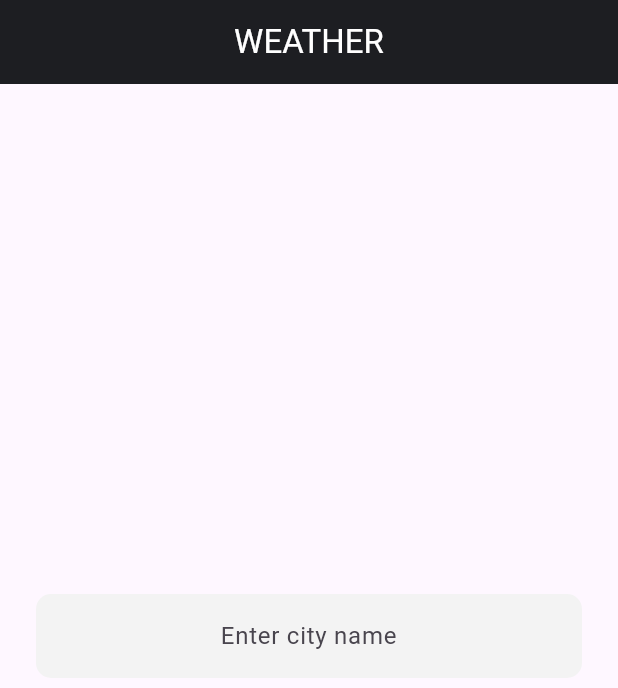
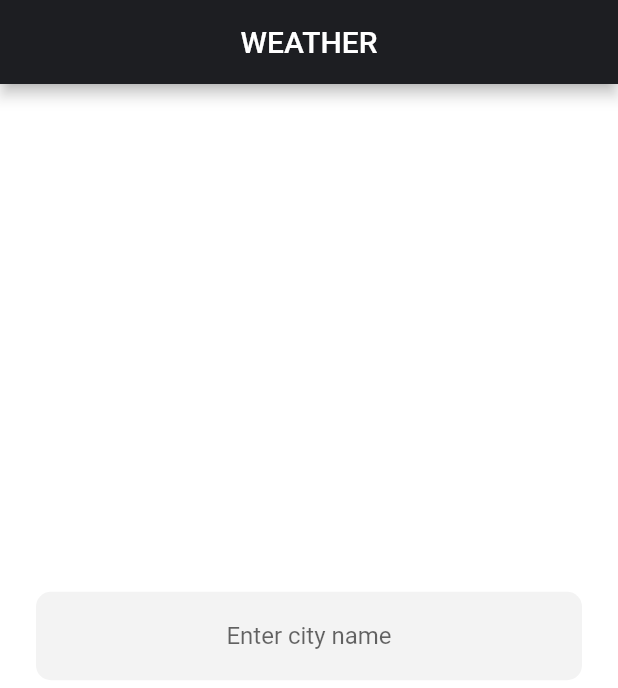
Before and after one commit to mohamedelbendary228/TDD-Simple-Weather-App, a Flutter app: the screen it shows after launch, on a phone screen of 412 x 824 dp. Shown: the top 688 px of the screen. Run offline on Flutter 3.47's test engine with Material 3 defaults, Android fonts, the phone set to English and light mode, and no system bars; our stand-ins replace dartz, dio, equatable, flutter_bloc, get_it, rxdart.

Commit message:
change bg color and deactivate material3

```diff
--- a/lib/main.dart
+++ b/lib/main.dart
@@ -21,8 +21,8 @@ class MyApp extends StatelessWidget {
         title: 'TDD Weather App',
         debugShowCheckedModeBanner: false,
         theme: ThemeData(
-          colorScheme: ColorScheme.fromSeed(seedColor: Colors.deepPurple),
-          useMaterial3: true,
+          scaffoldBackgroundColor: Colors.white,
+          useMaterial3: false,
         ),
         home: const WeatherPage(),
       ),
```
